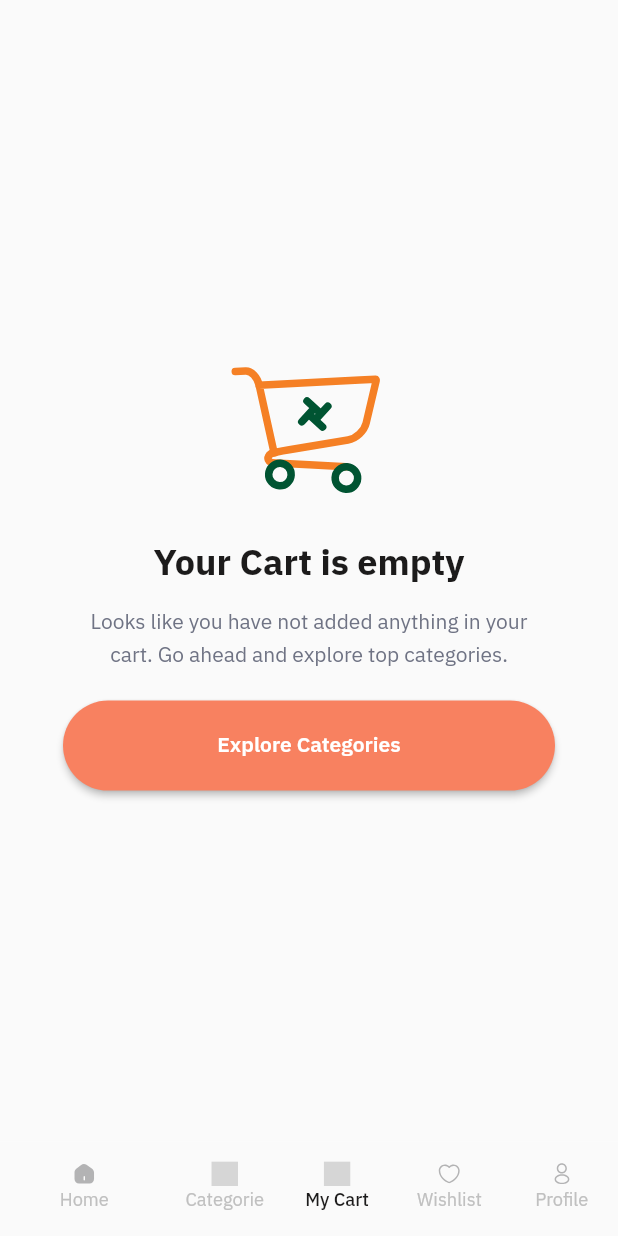
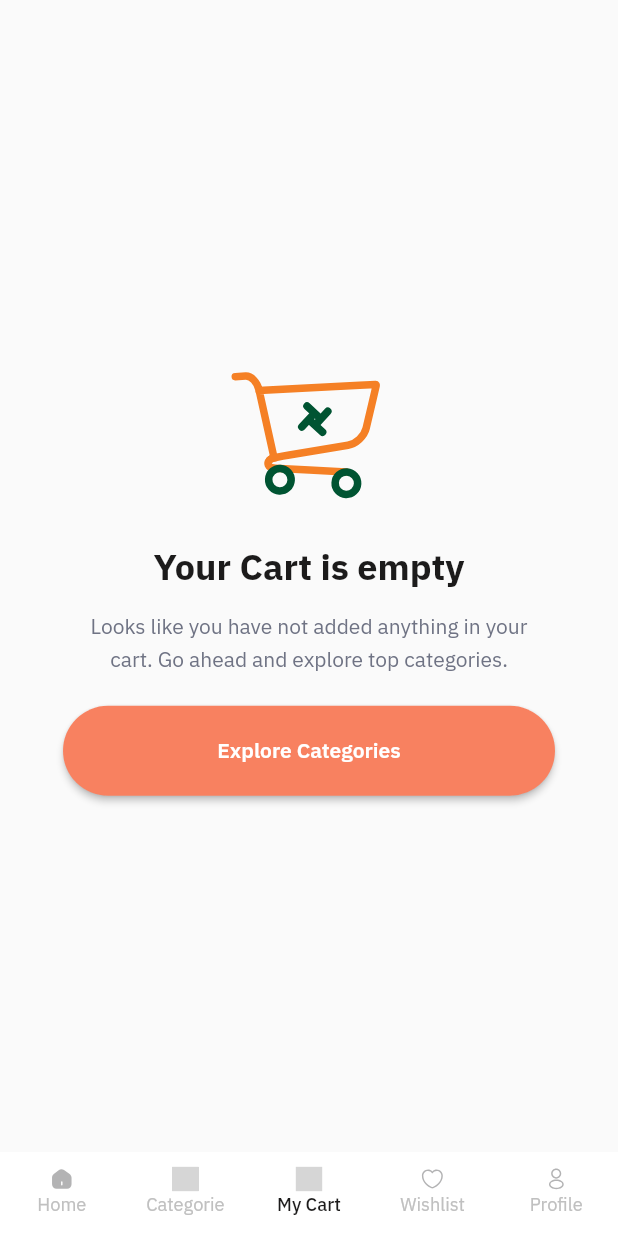
Before and after one commit to Mahmoudmarie0/Moshtra, a Flutter app: the HomeLayout screen opened directly, item 3 of the bottom bar chosen, on a phone screen of 412 x 824 dp. Run offline on Flutter 3.47's test engine with Material 2 defaults, Android fonts, the phone set to English and light mode, and no system bars; our stand-ins replace animate_do, carousel_slider, conditional_builder_null_safety, connectivity_plus, dio, flutter_easyloading and 9 more; accounts and stored records are empty; network calls fail; grey boxes are pictures that could not be loaded.

Commit message:
Release Apk Issue Fixed

```diff
--- a/lib/screens/Home_layout/view.dart
+++ b/lib/screens/Home_layout/view.dart
@@ -45,15 +45,16 @@ class HomeLayout extends StatelessWidget {
 
               ),
               bottomNavigationBar: BottomNavigationBar(
-               // type: BottomNavigationBarType.fixed, // Fixed
+                type: BottomNavigationBarType.fixed,
+                // Fixed
                 backgroundColor: Colors.white70,
 
                 elevation: 0,
                 items: [
                   BottomNavigationBarItem(
                     icon: Container(
-                      width: 360.w,
-                      height: 60.h,
+                      width: 300.w,
+                      height: 50.h,
                       // decoration: BoxDecoration(
                       //   borderRadius: BorderRadius.all(Radius.circular(30.r)),
                       //   color: Controller.bottom_Item_1_pressed ? AppColors.orange : Colors.white,
@@ -120,8 +121,8 @@ class HomeLayout extends StatelessWidget {
                   ),
                   BottomNavigationBarItem(
                     icon: Container(
-                      width: 87.w,
-                      height: 52.h,
+                      width: 300.w,
+                      height: 50.h,
                       // decoration: BoxDecoration(
                       //   borderRadius: BorderRadius.all(Radius.circular(30.r)),
                       //   color: Controller.bottom_Item_3_pressed ? AppColors.orange : Colors.white,
@@ -155,8 +156,8 @@ class HomeLayout extends StatelessWidget {
                   ),
                   BottomNavigationBarItem(
                     icon: Container(
-                      width: 87.w,
-                      height: 52.h,
+                      width: 300.w,
+                      height: 50.h,
                       // decoration: BoxDecoration(
                       //   borderRadius: BorderRadius.all(Radius.circular(30.r)),
                       //   color: Controller.bottom_Item_3_pressed ? AppColors.orange : Colors.white,
@@ -190,8 +191,8 @@ class HomeLayout extends StatelessWidget {
                   ),
                   BottomNavigationBarItem (
                     icon: Container(
-                      width: 87.w,
-                      height: 52.h,
+                      width: 300.w,
+                      height: 50.h,
                       // decoration: BoxDecoration(
                       //   borderRadius: BorderRadius.all(Radius.circular(30.r)),
                       //   color: Controller.bottom_Item_3_pressed ? AppColors.orange : Colors.white,
--- a/lib/screens/Wishlist/view.dart
+++ b/lib/screens/Wishlist/view.dart
@@ -1,6 +1,6 @@
 import 'package:flutter/material.dart';
 import 'package:flutter_svg/flutter_svg.dart';
-import 'package:get/get.dart';
+
 import 'package:lottie/lottie.dart';
 
 import 'package:moshtra/utils/constants/colors.dart';
@@ -275,11 +275,14 @@ class _FavoriteScreenState extends State<FavoriteScreen> {
                                         Column(
                                           children: [
                                             ElevatedButton(
+
                                               onPressed: () {
 
                                               },
+
                                               child: Text('Delete a product' ,
                                                 style: TextStyle(
+
                                                   fontSize: 18,
                                                   fontWeight: FontWeight.bold,
                                                 ),
--- a/lib/utils/constants/components.dart
+++ b/lib/utils/constants/components.dart
@@ -37,6 +37,7 @@ SnackbarController GetSnackbarError({required String message,required HexColor C
 
 //ButtonStyle
 final ButtonStyle button = ElevatedButton.styleFrom(
+    splashFactory: NoSplash.splashFactory,
     minimumSize: Size(350, 60),
     backgroundColor: Color(0xfff88160),
     shape: RoundedRectangleBorder(
```
Also changed, not shown: 1 other file.
